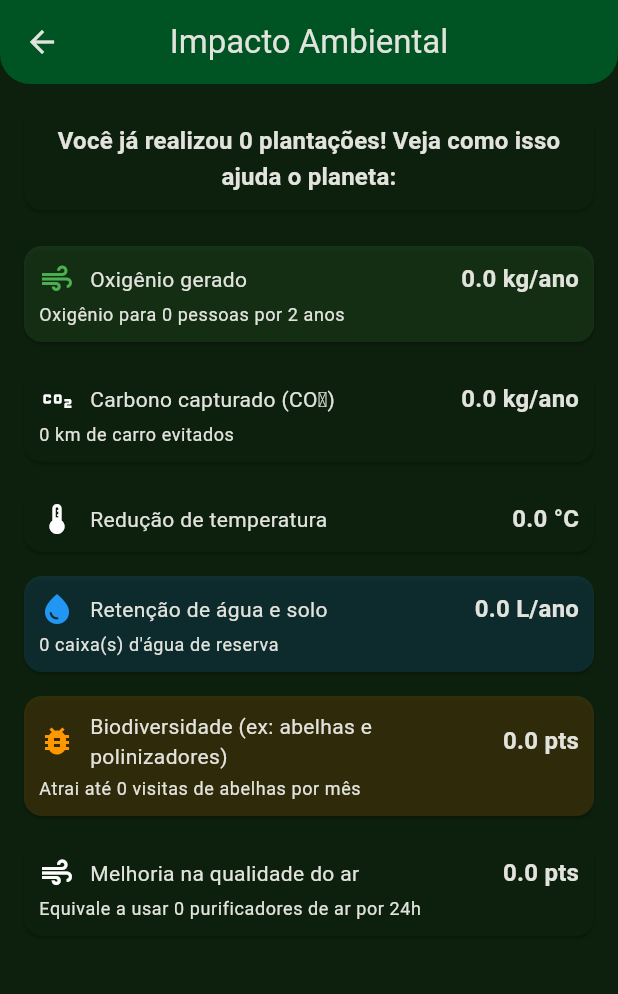
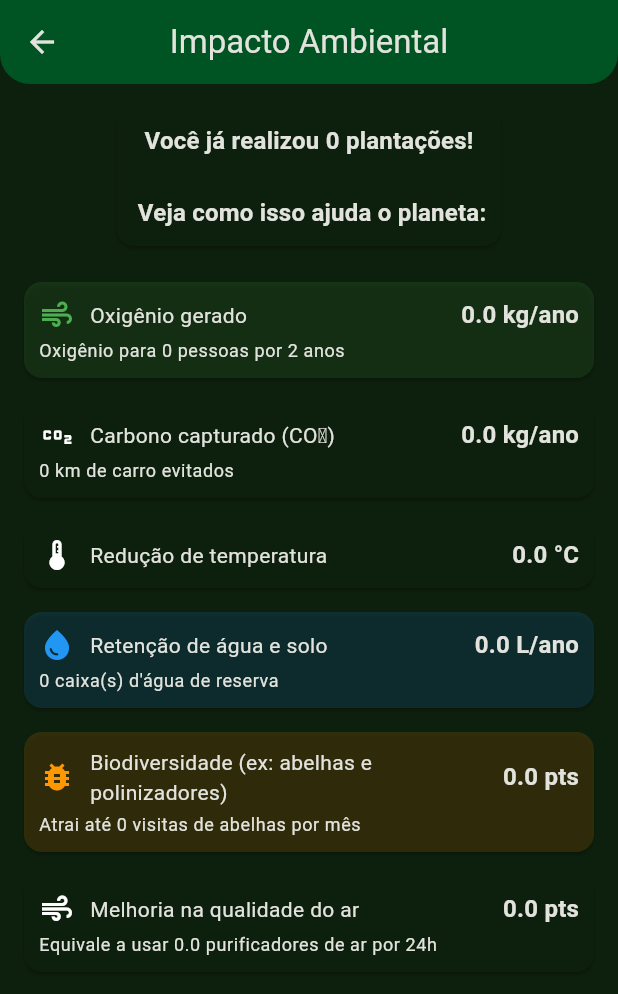
Before and after one commit to lucas3g/school_planting, a Flutter app: the ImpactPage screen opened directly, on a phone screen of 412 x 824 dp. Shown: the top 994 px of the screen. Run offline on Flutter 3.47's test engine with Material 3 defaults, Android fonts, the phone set to English and light mode, and no system bars; our stand-ins replace cached_network_image, dio, dotted_border, firebase_core, flutter_bloc, geolocator and 9 more; missing offline and left inert: google_sign_in_platform_interface, super_sliver_list; accounts and stored records are empty.

```diff
--- a/lib/modules/impact/presentation/impact_page.dart
+++ b/lib/modules/impact/presentation/impact_page.dart
@@ -49,6 +49,7 @@ class _ImpactPageState extends State<ImpactPage> {
     String? description,
   }) {
     final background = color?.withOpacity(0.15);
+
     return Card(
       color: background,
       margin: const EdgeInsets.symmetric(vertical: 8),
@@ -86,7 +87,7 @@ class _ImpactPageState extends State<ImpactPage> {
 
   Widget _buildSummary(int count) {
     final String text =
-        'Você já realizou $count ${count == 1 ? 'plantação' : 'plantações'}! Veja como isso ajuda o planeta:';
+        'Você já realizou $count ${count == 1 ? 'plantação' : 'plantações'}!\n\n Veja como isso ajuda o planeta:';
     return Card(
       margin: const EdgeInsets.only(bottom: AppThemeConstants.padding),
       child: Padding(
@@ -118,8 +119,8 @@ class _ImpactPageState extends State<ImpactPage> {
               final oxygenPeople = (m.oxygen / 240).round();
               final avoidedKm = (m.carbon * 350 / 88).round();
               final waterTanks = (m.water / 200).round();
-              final beeVisits = m.totalPlantings * 80;
-              final purifiers = m.totalPlantings;
+              final beeVisits = (m.totalPlantings * 16);
+              final purifiers = (m.totalPlantings / 5);
               return Padding(
                 padding: const EdgeInsets.all(AppThemeConstants.padding),
                 child: Column(
```
